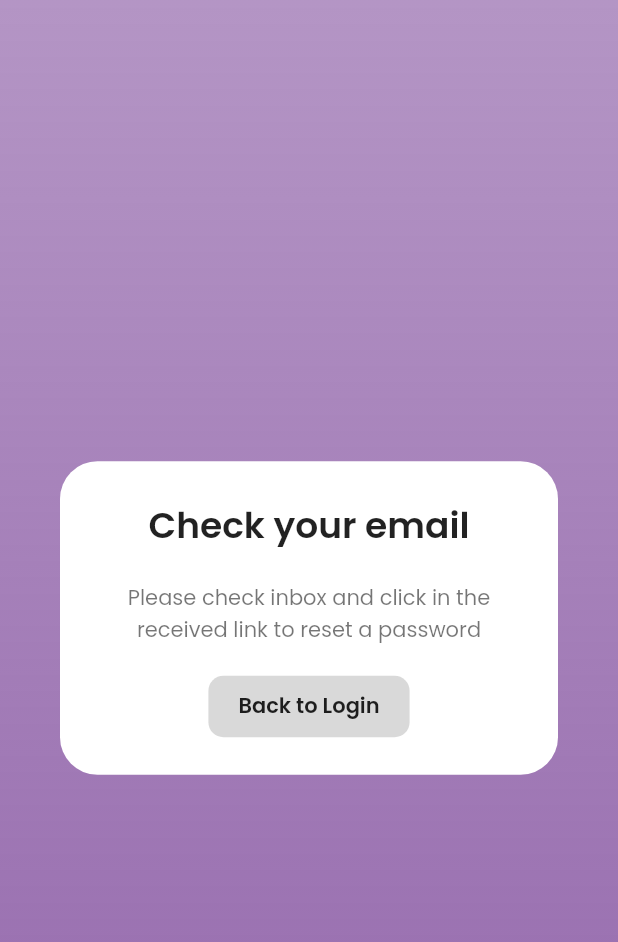
After one commit to nichakontae/gift2grow, a Flutter app: the CheckEmail screen opened directly, on a phone screen of 412 x 824 dp. The commit adds this screen. Shown: the top 942 px of the screen. Run offline on Flutter 3.47's test engine with Material 2 defaults, Android fonts, the phone set to English and light mode, and no system bars; our stand-ins replace dio, line_awesome_flutter; missing offline and left inert: flutter_platform_alert.

Commit message:
[ADD] finish UI forgot pass,check email

```diff
--- /dev/null
+++ b/lib/screen/check_email_reset_password.dart
@@ -0,0 +1,75 @@
+import 'package:flutter/material.dart';
+import 'package:gift2grow/widgets/theme_button.dart';
+
+class CheckEmail extends StatelessWidget {
+  const CheckEmail({Key? key}) : super(key: key);
+
+  @override
+  Widget build(BuildContext context) {
+    return Container(
+      padding: const EdgeInsets.all(40),
+      decoration: BoxDecoration(
+          gradient: LinearGradient(
+              begin: Alignment.topCenter,
+              end: Alignment.bottomCenter,
+              colors: [
+            Theme.of(context).colorScheme.primary.withOpacity(0.7),
+            Theme.of(context).colorScheme.primary
+          ])),
+      child: Scaffold(
+        backgroundColor: Colors.transparent,
+        body: Row(
+          mainAxisAlignment: MainAxisAlignment.center,
+          children: [
+            Expanded(
+              child: Column(
+                mainAxisAlignment: MainAxisAlignment.center,
+                children: [
+                  Container(
+                    padding: const EdgeInsets.all(25),
+                    decoration: const BoxDecoration(
+                        color: Colors.white,
+                        borderRadius: BorderRadius.all(Radius.circular(25))),
+                    child: Column(
+                      children: [
+                        const Text(
+                          "Check your email",
+                          style: TextStyle(
+                              fontSize: 24, fontWeight: FontWeight.w600),
+                        ),
+                        const SizedBox(
+                          height: 20,
+                        ),
+                        const Text(
+                          "Please check inbox and click in the received link to reset a password",
+                          softWrap: true,
+                          textAlign: TextAlign.center,
+                          style: TextStyle(color: Colors.black54),
+                        ),
+                        const SizedBox(
+                          height: 20,
+                        ),
+                        Row(
+                          mainAxisAlignment: MainAxisAlignment.center,
+                          children: [
+                            CustomButton(
+                              color: "secondary",
+                              text: "Back to Login",
+                              onTap: () {},
+                              paddingHorizontal:
+                                  const EdgeInsets.symmetric(horizontal: 20),
+                            )
+                          ],
+                        )
+                      ],
+                    ),
+                  )
+                ],
+              ),
+            )
+          ],
+        ),
+      ),
+    );
+  }
+}
--- a/lib/screen/forgot_password.dart
+++ b/lib/screen/forgot_password.dart
@@ -47,7 +47,7 @@ class _ForgotPasswordPageState extends State<ForgotPasswordPage> {
                             style: TextStyle(
                                 fontWeight: FontWeight.w600, fontSize: 24),
                           ),
-                          SizedBox(
+                          const SizedBox(
                             height: 20,
                           ),
                           Row(
@@ -65,7 +65,7 @@ class _ForgotPasswordPageState extends State<ForgotPasswordPage> {
                                   return null;
                                 },
                                 decoration: InputDecoration(
-                                    border: OutlineInputBorder(
+                                    border: const OutlineInputBorder(
                                         borderRadius: BorderRadius.all(
                                             Radius.circular(25))),
                                     prefixIcon: Icon(
@@ -77,7 +77,7 @@ class _ForgotPasswordPageState extends State<ForgotPasswordPage> {
                               )),
                             ],
                           ),
-                          SizedBox(
+                          const SizedBox(
                             height: 20,
                           ),
                           Row(
@@ -95,7 +95,7 @@ class _ForgotPasswordPageState extends State<ForgotPasswordPage> {
                                 text: "Confirm",
                                 onTap: () {
                                   if(_formKey.currentState!.validate()){
-                                    debugPrint("sent email to reset passsword successfully");
+                                    debugPrint("sent email to reset password successfully");
                                   }
                                 },
                                 paddingHorizontal:
```
